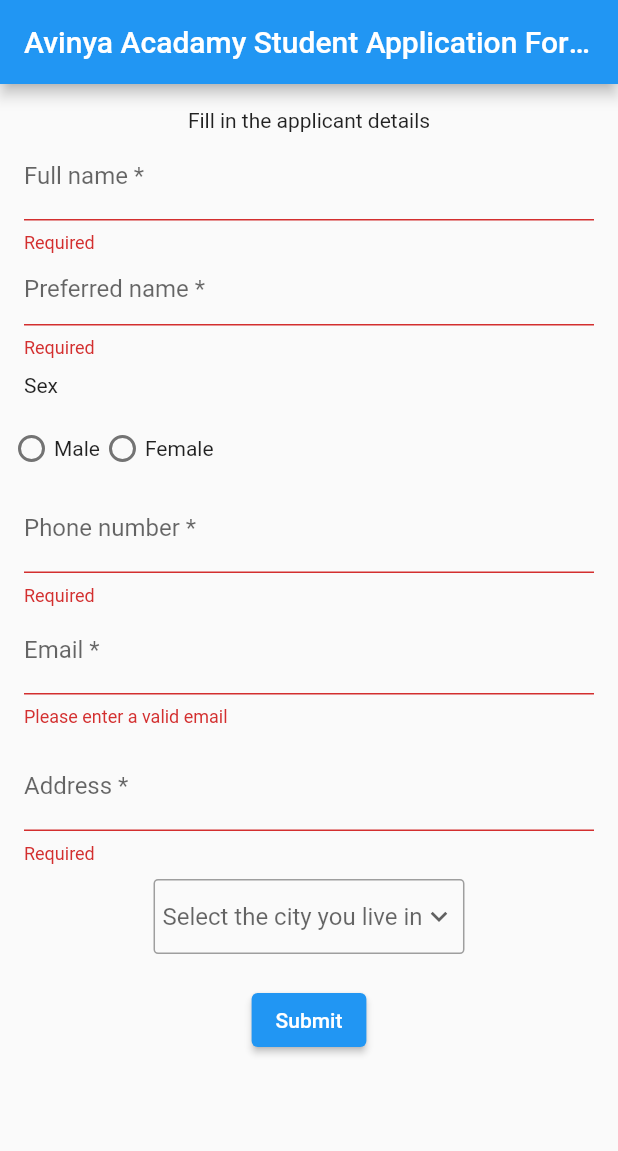
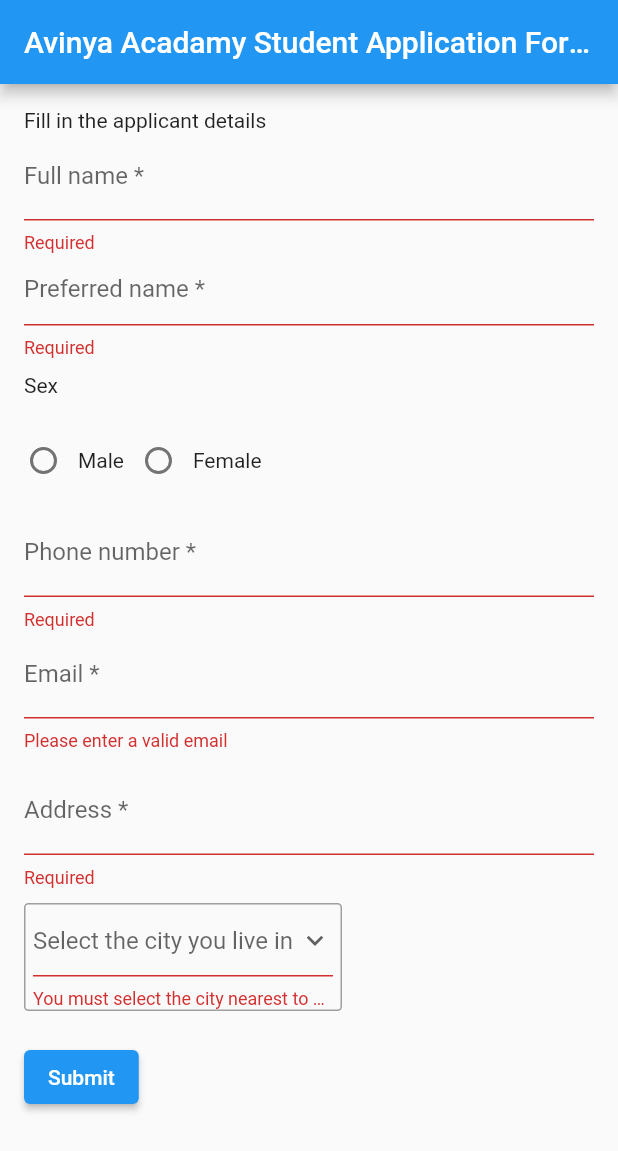
Before and after one commit to Avinya-Foundation/admissions-application-frontend, a Flutter app: the ApplyScreen screen opened directly, after a tap on "Submit", on a phone screen of 412 x 824 dp. Shown: the top 1151 px of the screen. Run offline on Flutter 3.47's test engine with Material 2 defaults, Android fonts, the phone set to English and light mode, and no system bars; our stand-ins replace email_validator, flutter_html, mask_text_input_formatter, url_strategy; missing offline and left inert: adaptive_navigation, dart:html, openid_client, path_to_regexp, window_size.

Commit message:
Adding the alignment and processing inticator fixes

```diff
--- a/lib/src/app.dart
+++ b/lib/src/app.dart
@@ -130,6 +130,8 @@
       return testsRoute;
     } else if (!signedIn && from == applicationRoute) {
       return applicationRoute;
+    } else if (!signedIn && from == signInRoute) {
+      return signInRoute;
     } else if (!signedIn &&
         admissionSystemInstance.getPrecondisionsSubmitted()) {
       return signInRoute;
--- a/lib/src/data/evaluation.dart
+++ b/lib/src/data/evaluation.dart
@@ -1,5 +1,3 @@
-import 'dart:developer';
-
 import 'package:http/http.dart' as http;
 import 'dart:convert';
 
--- a/lib/src/screens/apply.dart
+++ b/lib/src/screens/apply.dart
@@ -151,6 +151,7 @@
           autovalidateMode: AutovalidateMode.onUserInteraction,
           child: SingleChildScrollView(
             child: Column(
+              crossAxisAlignment: CrossAxisAlignment.start,
               children: <Widget>[
                 const Text('Fill in the applicant details'),
                 TextFormField(
@@ -183,7 +184,9 @@
                       Text('Sex'),
                       SizedBox(height: 10.0),
                       Row(children: [
-                        SizedBox(
+                        Padding(
+                          padding: const EdgeInsets.all(8),
+                          child: SizedBox(
                             width: 10,
                             child: Radio(
                               value: 'Male',
@@ -197,12 +200,15 @@
                               },
                             ),
                           ),
+                        ),
                         SizedBox(width: 10.0),
                         Text('Male'),
                         SizedBox(width: 10.0),
                         //]),
                         //Row(children: [
-                        SizedBox(
+                        Padding(
+                          padding: const EdgeInsets.all(8),
+                          child: SizedBox(
                             width: 10,
                             child: Radio(
                               value: 'Female',
@@ -214,6 +220,7 @@
                                   gender = 'Female';
                                 });
                               },
+                            ),
                           ),
                         ),
                         SizedBox(width: 10.0),
@@ -272,12 +279,16 @@
                   decoration: BoxDecoration(
                       border: Border.all(color: Colors.grey),
                       borderRadius: BorderRadius.circular(3.0)),
-                  child: DropdownButton<CityNearBandaragama>(
+                  child: DropdownButtonFormField<CityNearBandaragama>(
                     hint: new Text("Select the city you live in"),
                     value: selectedcity,
                     // isExpanded: true,
                     icon: Icon(Icons.keyboard_arrow_down, size: 22),
-                    underline: SizedBox(),
+                    decoration: InputDecoration(
+                      constraints: BoxConstraints(
+                        maxWidth: 200.0,
+                      ),
+                    ),
                     items: cities.map((CityNearBandaragama value) {
                       return new DropdownMenuItem<CityNearBandaragama>(
                         value: value,
@@ -290,6 +301,9 @@
                         selectedcity = value!;
                       });
                     },
+                    validator: (value) => value == null
+                        ? 'You must select the city nearest to your home'
+                        : null,
                   ),
                 ),
                 SizedBox(height: 10.0),
@@ -297,6 +311,9 @@
                 ElevatedButton(
                     onPressed: () async {
                       if (_formKey.currentState!.validate()) {
+                        ScaffoldMessenger.of(context).showSnackBar(
+                          const SnackBar(content: Text('Processing Data')),
+                        );
                         bool successAddingStudentApplicant =
                             await addSudentApplicant(context);
                         if (successAddingStudentApplicant) {
@@ -351,6 +368,9 @@
         var createdApplication = null;
 
         try {
+          ScaffoldMessenger.of(context).showSnackBar(
+            const SnackBar(content: Text('Processing Address Data')),
+          );
           studentAddress = await createAddress(address);
 
           log('studentAddress: ' + studentAddress.toString());
@@ -365,6 +385,9 @@
             mailing_address_id: studentAddress.id,
           );
 
+          ScaffoldMessenger.of(context).showSnackBar(
+            const SnackBar(content: Text('Processing Student Data')),
+          );
           studentPerson = await createPerson(person);
 
           admissionSystemInstance.setStudentPerson(studentPerson);
@@ -372,6 +395,10 @@
           final Application application = Application(
             person_id: studentPerson.id,
             vacancy_id: admissionSystemInstance.getVacancyId(),
+          );
+
+          ScaffoldMessenger.of(context).showSnackBar(
+            const SnackBar(content: Text('Preparing Appliction Data')),
           );
 
           createdApplication = await createApplication(application);
```
Also changed, not shown: lib/src/widgets/loading_indicator.dart (added, +58 -0 lines). Lines whose indentation alone changed are shown as unchanged.
